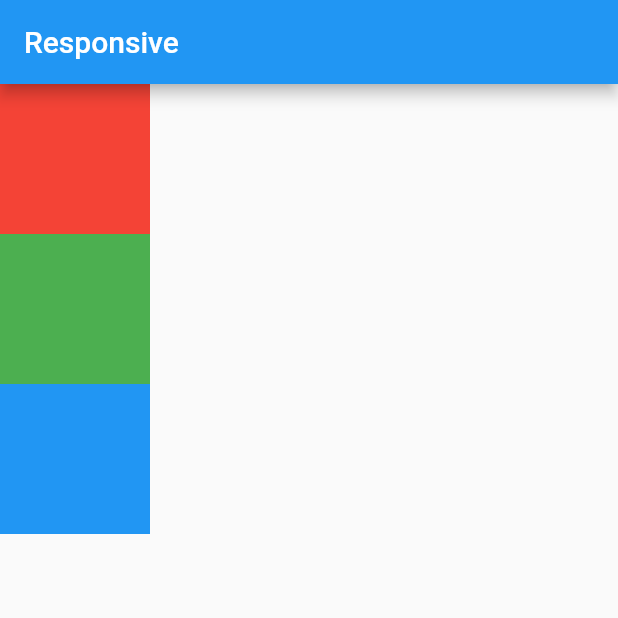
After one commit to rizaldinaldianputra/belajar_flutter, a Flutter app: the screen it shows after launch, after a tap on "Login", after a tap on "Media Query", on a phone screen of 412 x 824 dp, the top half of it. The commit adds this screen. Run offline on Flutter 3.47's test engine with Material 2 defaults, Android fonts, the phone set to English and light mode, and no system bars.

Commit message:
menambahkan responsive

```diff
--- a/lib/menuutama.dart
+++ b/lib/menuutama.dart
@@ -3,6 +3,7 @@ import 'package:bogor/gestureDectetor_AnimatedContainer.dart';
 import 'package:bogor/draggable.dart';
 import 'package:bogor/card.dart';
 import 'package:bogor/textfield.dart';
+import 'package:bogor/responsive.dart';
 import 'package:flutter/material.dart';
 
 class MenuUtama extends StatefulWidget {
@@ -103,8 +104,13 @@ class _MenuUtamaState extends State<MenuUtama> {
                       Container(
                         padding: const EdgeInsets.all(8),
                         child: ElevatedButton(
-                          onPressed: () {},
-                          child: Text('-'),
+                          onPressed: () {
+                            Navigator.push(
+                                context,
+                                MaterialPageRoute(
+                                    builder: (context) => Responsive()));
+                          },
+                          child: Text('Media Query'),
                         ),
                       ),
                     ],
--- /dev/null
+++ b/lib/responsive.dart
@@ -0,0 +1,46 @@
+import 'package:flutter/material.dart';
+
+class Responsive extends StatefulWidget {
+  @override
+  _ResponsiveState createState() => _ResponsiveState();
+}
+
+class _ResponsiveState extends State<Responsive> {
+  @override
+  Widget build(BuildContext context) {
+    return MaterialApp(
+      home: Scaffold(
+        appBar: AppBar(
+          title: Text('Responsive'),
+        ),
+        body: (MediaQuery.of(context).orientation == Orientation.portrait)
+            ? Column(
+                children: orintasi(),
+              )
+            : Row(
+                children: orintasi(),
+              ),
+      ),
+    );
+  }
+
+  List<Widget> orintasi() {
+    return <Widget>[
+      Container(
+        color: Colors.red,
+        width: 100,
+        height: 100,
+      ),
+      Container(
+        color: Colors.green,
+        width: 100,
+        height: 100,
+      ),
+      Container(
+        color: Colors.blue,
+        width: 100,
+        height: 100,
+      ),
+    ];
+  }
+}
```
